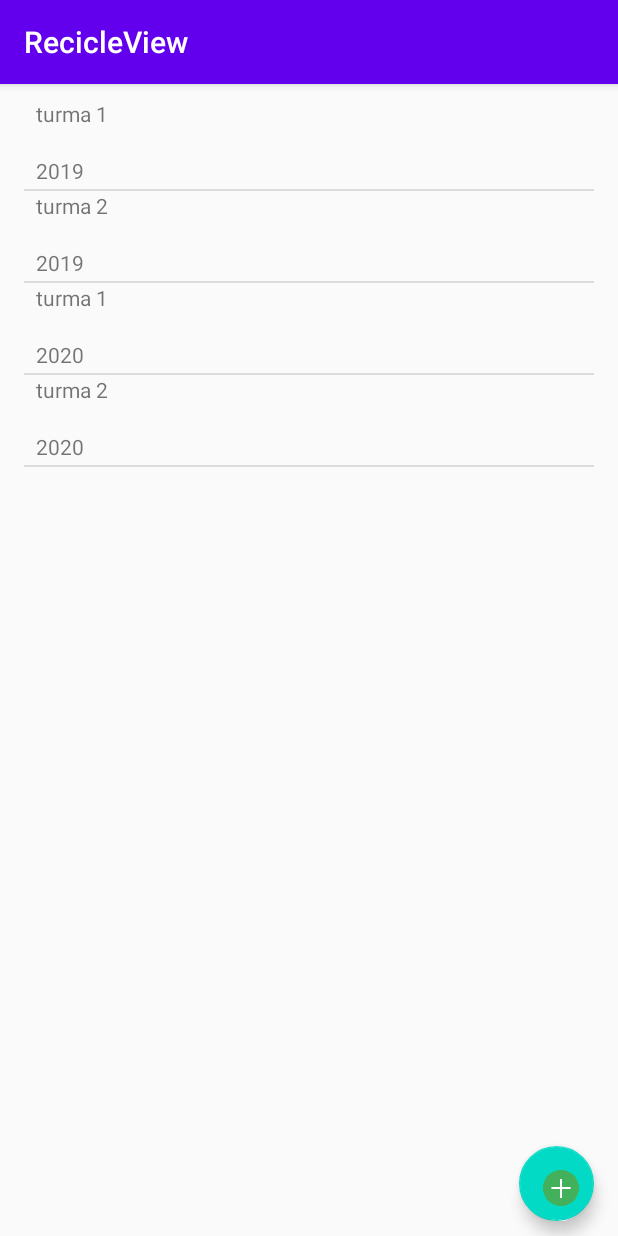
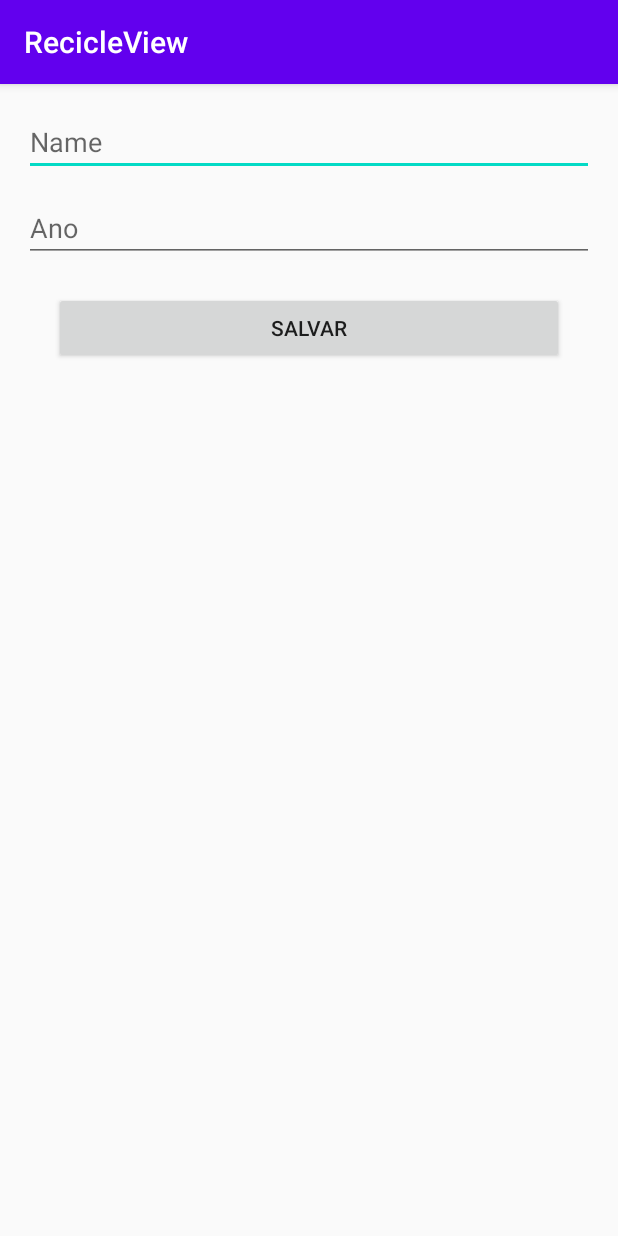
Before and after one commit to vinicemanuel/Android-Studying, an Android app: the screen it shows after launch (MainActivity before the commit, ClasseDetails after it), after a tap on an icon or button, on a phone screen of 412 x 824 dp. Run offline under Robolectric (Android 15) with nearby library versions, the phone set to English and light mode, and no system bars.

Commit message:
base edit activity

```diff
--- a/RecicleView/app/src/main/AndroidManifest.xml
+++ b/RecicleView/app/src/main/AndroidManifest.xml
@@ -9,6 +9,14 @@
         android:roundIcon="@mipmap/ic_launcher_round"
         android:supportsRtl="true"
         android:theme="@style/AppTheme">
+        <activity android:name=".activities.ClasseDetails">
+            <intent-filter>
+                <action android:name="CLASSE_DETAIL_NEW_ACTION"/>
+                <action android:name="CLASSE_DETAIL_EDIT_ACTION"/>
+                <category android:name="ACTIVITY_CLASS_DETAILS_INTENT"/>
+                <category android:name="android.intent.category.DEFAULT"/>
+            </intent-filter>
+        </activity>
         <activity android:name=".activities.MainActivity">
             <intent-filter>
                 <action android:name="android.intent.action.MAIN" />
--- /dev/null
+++ b/RecicleView/app/src/main/java/com/example/recicleview/activities/ClasseDetails.kt
@@ -0,0 +1,38 @@
+package com.example.recicleview.activities
+
+import androidx.appcompat.app.AppCompatActivity
+import android.os.Bundle
+import com.example.recicleview.R
+import kotlinx.android.synthetic.main.activity_class_details.*
+
+class ClasseDetails : AppCompatActivity() {
+
+    val self = this
+
+    override fun onCreate(savedInstanceState: Bundle?) {
+        super.onCreate(savedInstanceState)
+        setContentView(R.layout.activity_class_details)
+
+        self.saveButton.setOnClickListener {
+            self.save()
+        }
+    }
+
+    private fun save() {
+
+        if (self.nameEditText.text.isBlank()) {
+            //TODO: handle error
+            return
+        }
+
+        if (self.yearEditText.text.isBlank()) {
+            //TODO: handle error
+            return
+        }
+
+        val name = self.nameEditText.text.toString()
+        val year = self.yearEditText.text.toString().toInt()
+
+        finish()
+    }
+}
--- a/RecicleView/app/src/main/java/com/example/recicleview/activities/MainActivity.kt
+++ b/RecicleView/app/src/main/java/com/example/recicleview/activities/MainActivity.kt
@@ -1,9 +1,11 @@
 package com.example.recicleview.activities
 
+import android.content.Intent
 import androidx.appcompat.app.AppCompatActivity
 import android.os.Bundle
 import android.util.Log
 import android.widget.LinearLayout
+import android.widget.Toast
 import androidx.recyclerview.widget.DividerItemDecoration
 import androidx.recyclerview.widget.LinearLayoutManager
 import com.example.recicleview.R
@@ -35,7 +37,18 @@ class MainActivity : AppCompatActivity() {
         this.setupRecyclerview()
 
         this.addButton.setOnClickListener {
-            Log.d(TAG,"AQUI" )
+            self.add()
+        }
+    }
+
+    private fun add() {
+        val myIntent = Intent("CLASSE_DETAIL_NEW_ACTION")
+
+        if (myIntent.resolveActivity(packageManager) != null) {
+            startActivity(myIntent)
+        } else {
+            Toast.makeText(this, "Não foi encontrado uma activity para o " +
+                    "intent filter escolhido", Toast.LENGTH_SHORT).show()
         }
     }
 
--- /dev/null
+++ b/RecicleView/app/src/main/res/layout/activity_class_details.xml
@@ -0,0 +1,71 @@
+<?xml version="1.0" encoding="utf-8"?>
+<androidx.constraintlayout.widget.ConstraintLayout xmlns:android="http://schemas.android.com/apk/res/android"
+    xmlns:app="http://schemas.android.com/apk/res-auto"
+    xmlns:tools="http://schemas.android.com/tools"
+    android:layout_width="match_parent"
+    android:layout_height="match_parent"
+    tools:context=".activities.ClasseDetails">
+
+    <androidx.constraintlayout.widget.Guideline
+        android:id="@+id/guideline5"
+        android:layout_width="wrap_content"
+        android:layout_height="wrap_content"
+        android:orientation="horizontal"
+        app:layout_constraintGuide_begin="16dp" />
+
+    <androidx.constraintlayout.widget.Guideline
+        android:id="@+id/guideline6"
+        android:layout_width="wrap_content"
+        android:layout_height="wrap_content"
+        android:orientation="horizontal"
+        app:layout_constraintGuide_end="16dp" />
+
+    <androidx.constraintlayout.widget.Guideline
+        android:id="@+id/guideline8"
+        android:layout_width="wrap_content"
+        android:layout_height="wrap_content"
+        android:orientation="vertical"
+        app:layout_constraintGuide_begin="16dp" />
+
+    <androidx.constraintlayout.widget.Guideline
+        android:id="@+id/guideline9"
+        android:layout_width="wrap_content"
+        android:layout_height="wrap_content"
+        android:orientation="vertical"
+        app:layout_constraintGuide_end="16dp" />
+
+    <EditText
+        android:id="@+id/nameEditText"
+        android:layout_width="0dp"
+        android:layout_height="wrap_content"
+        android:ems="10"
+        android:inputType="textPersonName"
+        android:hint="Name"
+        app:layout_constraintEnd_toStartOf="@+id/guideline9"
+        app:layout_constraintStart_toStartOf="@+id/guideline8"
+        app:layout_constraintTop_toTopOf="@+id/guideline5" />
+
+    <EditText
+        android:id="@+id/yearEditText"
+        android:layout_width="0dp"
+        android:layout_height="wrap_content"
+        android:layout_marginTop="12dp"
+        android:ems="10"
+        android:inputType="textPersonName"
+        android:hint="Ano"
+        app:layout_constraintEnd_toStartOf="@+id/guideline9"
+        app:layout_constraintStart_toStartOf="@+id/guideline8"
+        app:layout_constraintTop_toBottomOf="@+id/nameEditText" />
+
+    <Button
+        android:id="@+id/saveButton"
+        android:layout_width="0dp"
+        android:layout_height="wrap_content"
+        android:layout_marginStart="20dp"
+        android:layout_marginTop="20dp"
+        android:layout_marginEnd="20dp"
+        android:text="Salvar"
+        app:layout_constraintEnd_toStartOf="@+id/guideline9"
+        app:layout_constraintStart_toStartOf="@+id/guideline8"
+        app:layout_constraintTop_toBottomOf="@+id/yearEditText" />
+</androidx.constraintlayout.widget.ConstraintLayout>
```
